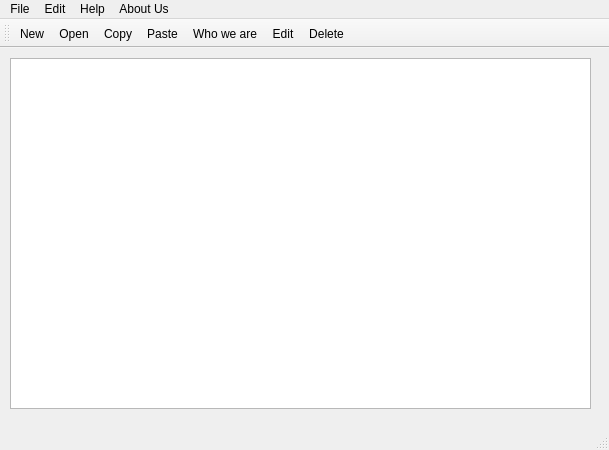
First picture: the form in mainwindow.ui, repository Ashwin-Dhakal/Clippy, before the edit.
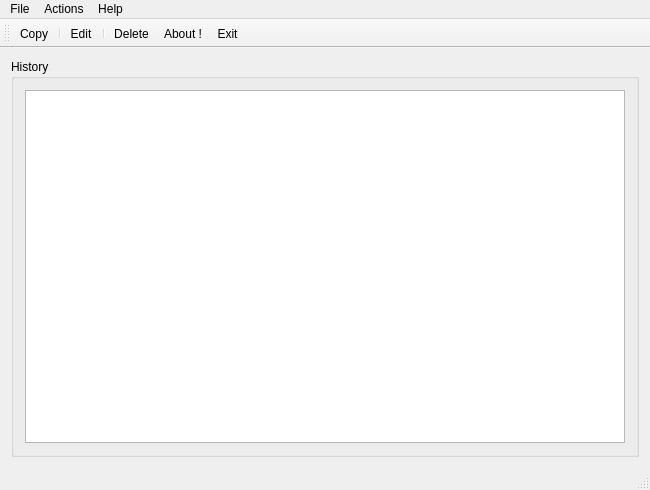
Second picture: the form after the edit. Icons and pictures are not drawn.

Diff of the .ui file:
```diff
--- a/mainwindow.ui
+++ b/mainwindow.ui
@@ -6,149 +6,162 @@
    <rect>
     <x>0</x>
     <y>0</y>
-    <width>609</width>
-    <height>450</height>
+    <width>650</width>
+    <height>490</height>
    </rect>
   </property>
+  <property name="minimumSize">
+   <size>
+    <width>650</width>
+    <height>490</height>
+   </size>
+  </property>
+  <property name="maximumSize">
+   <size>
+    <width>650</width>
+    <height>490</height>
+   </size>
+  </property>
   <property name="windowTitle">
-   <string>MainWindow</string>
+   <string>clippy</string>
+  </property>
+  <property name="styleSheet">
+   <string notr="true"/>
   </property>
   <widget class="QWidget" name="centralWidget">
-   <widget class="QListWidget" name="listWidget">
-    <property name="geometry">
-     <rect>
-      <x>10</x>
-      <y>10</y>
-      <width>581</width>
-      <height>351</height>
-     </rect>
-    </property>
-    <property name="autoFillBackground">
-     <bool>false</bool>
-    </property>
-    <property name="styleSheet">
-     <string notr="true"/>
-    </property>
-   </widget>
+   <layout class="QVBoxLayout" name="verticalLayout">
+    <item>
+     <widget class="QGroupBox" name="groupBox">
+      <property name="styleSheet">
+       <string notr="true"/>
+      </property>
+      <property name="title">
+       <string>History</string>
+      </property>
+      <layout class="QVBoxLayout" name="verticalLayout_2">
+       <item>
+        <widget class="QListWidget" name="listWidget">
+         <property name="styleSheet">
+          <string notr="true"/>
+         </property>
+        </widget>
+       </item>
+      </layout>
+     </widget>
+    </item>
+   </layout>
   </widget>
   <widget class="QMenuBar" name="menuBar">
    <property name="geometry">
     <rect>
      <x>0</x>
      <y>0</y>
-     <width>609</width>
+     <width>650</width>
      <height>21</height>
     </rect>
    </property>
-   <widget class="QMenu" name="menufile">
+   <widget class="QMenu" name="menuFile">
     <property name="title">
      <string>File</string>
     </property>
-    <addaction name="actionNew"/>
-    <addaction name="actionOpen"/>
+    <addaction name="actionPrint"/>
+    <addaction name="separator"/>
     <addaction name="actionExit"/>
    </widget>
    <widget class="QMenu" name="menuEdit">
     <property name="title">
-     <string>Edit</string>
+     <string>Actions</string>
     </property>
     <addaction name="actionCopy"/>
-    <addaction name="actionPaste"/>
-    <addaction name="actionSelect_All"/>
-   </widget>
-   <widget class="QMenu" name="menuAbout_Us">
-    <property name="title">
-     <string>About Us</string>
-    </property>
-    <addaction name="actionWho_we_are"/>
+    <addaction name="separator"/>
+    <addaction name="actionEdit"/>
+    <addaction name="separator"/>
+    <addaction name="actionDelete"/>
    </widget>
    <widget class="QMenu" name="menuHelp">
     <property name="title">
      <string>Help</string>
     </property>
+    <addaction name="actionAbout"/>
    </widget>
-   <addaction name="menufile"/>
+   <addaction name="menuFile"/>
    <addaction name="menuEdit"/>
    <addaction name="menuHelp"/>
-   <addaction name="menuAbout_Us"/>
   </widget>
+  <widget class="QStatusBar" name="statusBar"/>
   <widget class="QToolBar" name="mainToolBar">
+   <property name="windowTitle">
+    <string>clippy</string>
+   </property>
    <attribute name="toolBarArea">
     <enum>TopToolBarArea</enum>
    </attribute>
    <attribute name="toolBarBreak">
     <bool>false</bool>
    </attribute>
-   <addaction name="actionNew"/>
-   <addaction name="actionOpen"/>
    <addaction name="actionCopy"/>
-   <addaction name="actionPaste"/>
-   <addaction name="actionWho_we_are"/>
-   <addaction name="actionSelect_All"/>
+   <addaction name="separator"/>
+   <addaction name="actionEdit"/>
+   <addaction name="separator"/>
+   <addaction name="actionDelete"/>
+   <addaction name="actionAbout"/>
    <addaction name="actionExit"/>
   </widget>
-  <widget class="QStatusBar" name="statusBar"/>
-  <action name="actionNew">
+  <action name="actionAbout">
    <property name="icon">
-    <iconset resource="resources.qrc">
-     <normaloff>:/rec/img/New.png</normaloff>:/rec/img/New.png</iconset>
+    <iconset resource="iresource.qrc">
+     <normaloff>:/ir/Tool_icons/tw.mobileapp.qrcode.banner.png</normaloff>:/ir/Tool_icons/tw.mobileapp.qrcode.banner.png</iconset>
    </property>
    <property name="text">
-    <string>New</string>
+    <string>About !</string>
    </property>
   </action>
-  <action name="actionOpen">
+  <action name="actionPrint">
    <property name="icon">
-    <iconset resource="resources.qrc">
-     <normaloff>:/rec/img/open-file.png</normaloff>:/rec/img/open-file.png</iconset>
+    <iconset resource="iresource.qrc">
+     <normaloff>:/ir/Tool_icons/very-basic-print-icon.png</normaloff>:/ir/Tool_icons/very-basic-print-icon.png</iconset>
    </property>
    <property name="text">
-    <string>Open</string>
+    <string>Print</string>
    </property>
   </action>
   <action name="actionExit">
    <property name="icon">
-    <iconset resource="resources.qrc">
-     <normaloff>:/rec/img/exit.png</normaloff>:/rec/img/exit.png</iconset>
+    <iconset resource="iresource.qrc">
+     <normaloff>:/ir/Tool_icons/exit.png</normaloff>:/ir/Tool_icons/exit.png</iconset>
    </property>
    <property name="text">
-    <string>Delete</string>
+    <string>Exit</string>
    </property>
   </action>
   <action name="actionCopy">
    <property name="icon">
-    <iconset>
-     <normaloff>../../Downloads/copy.png</normaloff>../../Downloads/copy.png</iconset>
+    <iconset resource="iresource.qrc">
+     <normaloff>:/ir/Tool_icons/copy.png</normaloff>:/ir/Tool_icons/copy.png</iconset>
    </property>
    <property name="text">
     <string>Copy</string>
    </property>
   </action>
-  <action name="actionPaste">
+  <action name="actionEdit">
    <property name="icon">
-    <iconset>
-     <normaloff>../../Downloads/paste_icon.png</normaloff>../../Downloads/paste_icon.png</iconset>
-   </property>
-   <property name="text">
-    <string>Paste</string>
-   </property>
-  </action>
-  <action name="actionSelect_All">
-   <property name="icon">
-    <iconset>
-     <normaloff>../../Downloads/icon-training.png</normaloff>../../Downloads/icon-training.png</iconset>
+    <iconset resource="iresource.qrc">
+     <normaloff>:/ir/Tool_icons/icon-training.png</normaloff>:/ir/Tool_icons/icon-training.png</iconset>
    </property>
    <property name="text">
     <string>Edit</string>
    </property>
+   <property name="shortcut">
+    <string>Ctrl+E</string>
+   </property>
   </action>
-  <action name="actionWho_we_are">
+  <action name="actionDelete">
    <property name="icon">
-    <iconset>
-     <normaloff>../../Downloads/tw.mobileapp.qrcode.banner.png</normaloff>../../Downloads/tw.mobileapp.qrcode.banner.png</iconset>
+    <iconset resource="iresource.qrc">
+     <normaloff>:/ir/Tool_icons/Delete_Icon.png</normaloff>:/ir/Tool_icons/Delete_Icon.png</iconset>
    </property>
    <property name="text">
-    <string>Who we are</string>
+    <string>Delete</string>
    </property>
   </action>
  </widget>
```
Left out of the diff: 2 changed lines with no effect on the pictures.
